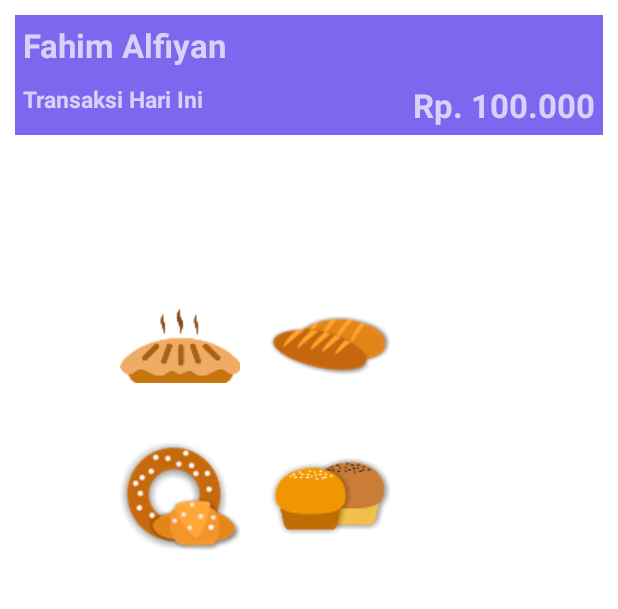
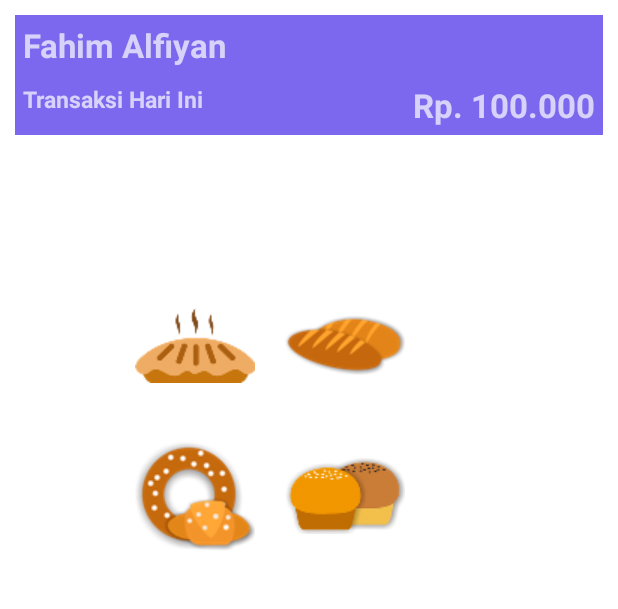
Before and after one commit to rotiSIP/sip, an Android app: the screen it shows after launch (MainActivity), on a phone screen of 412 x 824 dp, the part 120-729 px from its top. Run offline under Robolectric (Android 15) with nearby library versions, the phone set to English and light mode, and no system bars; our stand-ins replace Navigation 3; 2 statements that could not run were skipped.

Commit message:
no message

```diff
--- a/app/src/main/res/layout/activity_main.xml
+++ b/app/src/main/res/layout/activity_main.xml
@@ -34,7 +34,7 @@
                 android:id="@+id/nama_sales"
                 android:layout_width="wrap_content"
                 android:layout_height="wrap_content"
-                android:text="Fahim Alfiyan"
+                android:text="@string/fahim_alfiyan"
                 android:textStyle="bold"
                 android:textSize="22sp"
                 android:layout_margin="5dp"/>
@@ -42,7 +42,7 @@
                 android:id="@+id/jdl_transaksi"
                 android:layout_width="wrap_content"
                 android:layout_height="wrap_content"
-                android:text="Transaksi Hari Ini"
+                android:text="@string/transaksi_hari_ini"
                 android:layout_below="@id/nama_sales"
                 android:textStyle="bold"
                 android:textSize="15sp"
@@ -50,11 +50,11 @@
             <TextView
                 android:layout_width="wrap_content"
                 android:layout_height="wrap_content"
-                android:text="Rp. 100.000"
+                android:text="@string/rp_100_000"
                 android:layout_margin="5dp"
                 android:textStyle="bold"
                 android:textSize="22sp"
-                android:layout_alignParentRight="true"
+                android:layout_alignParentEnd="true"
                 android:layout_alignParentBottom="true"/>
         </RelativeLayout>
 
@@ -62,7 +62,7 @@
             android:layout_below="@id/displayUtama"
             android:layout_width="match_parent"
             android:layout_height="match_parent"
-            android:paddingLeft="70dp"
+            android:paddingStart="80dp"
             android:paddingTop="80dp"
             >
 
@@ -71,15 +71,17 @@
                 android:src="@drawable/menu"
                 android:layout_width="100dp"
                 android:layout_height="100dp"
-                android:background="#FFFFFF"/>
+                android:background="#FFFFFF"
+                android:contentDescription="@string/todo" />
 
             <ImageButton
                 android:id="@+id/bPenjualan"
                 android:src="@drawable/penjualan"
                 android:layout_width="100dp"
                 android:layout_height="100dp"
-                android:layout_toRightOf="@id/bMenu"
-                android:background="#FFFFFF"/>
+                android:layout_toEndOf="@id/bMenu"
+                android:background="#FFFFFF"
+                android:contentDescription="@string/todo" />
 
             <ImageButton
                 android:id="@+id/bStok"
@@ -87,7 +89,8 @@
                 android:layout_width="100dp"
                 android:layout_height="100dp"
                 android:layout_below="@id/bMenu"
-                android:background="#FFFFFF"/>
+                android:background="#FFFFFF"
+                android:contentDescription="@string/todo" />
 
             <ImageButton
                 android:id="@+id/bLaporan"
@@ -95,8 +98,9 @@
                 android:layout_width="100dp"
                 android:layout_height="100dp"
                 android:layout_below="@id/bPenjualan"
-                android:layout_toRightOf="@id/bStok"
-                android:background="#FFFFFF"/>
+                android:layout_toEndOf="@id/bStok"
+                android:background="#FFFFFF"
+                android:contentDescription="@string/todo" />
 
         </RelativeLayout>
 
--- a/app/src/main/res/values/strings.xml
+++ b/app/src/main/res/values/strings.xml
@@ -5,4 +5,11 @@
     <string name="navigation_view_item_1">Beranda</string>
     <string name="navigation_view_item_2">Pengaturan</string>
     <string name="navigation_view_item_3">Keluar</string>
+    <string name="fahim_alfiyan">Fahim Alfiyan</string>
+    <string name="transaksi_hari_ini">Transaksi Hari Ini</string>
+    <string name="rp_100_000">Rp. 100.000</string>
+    <string name="todo">TODO</string>
+    <string name="todo">TODO</string>
+    <string name="todo">TODO</string>
+    <string name="todo">TODO</string>
 </resources>
```
